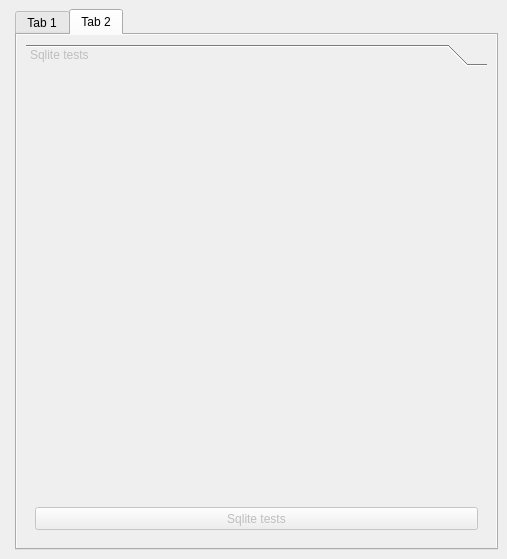
Before: the Qt Designer form hhnk_threedi_plugin/hhnk_toolbox_dockwidget_base.ui in threedi/hhnk-threedi-plugin, drawn with Qt 5.
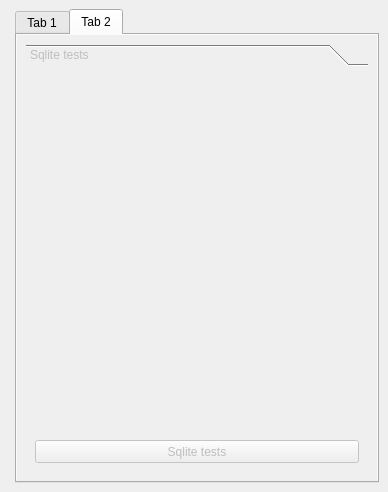
After: the same form once the commit is applied. The open tabs and pages were chosen to show the change. Custom widgets are drawn as their Qt base class.

What changed in the file:
```diff
--- a/hhnk_threedi_plugin/hhnk_toolbox_dockwidget_base.ui
+++ b/hhnk_threedi_plugin/hhnk_toolbox_dockwidget_base.ui
@@ -6,12 +6,12 @@
    <rect>
     <x>0</x>
     <y>0</y>
-    <width>507</width>
-    <height>559</height>
+    <width>388</width>
+    <height>492</height>
    </rect>
   </property>
   <property name="sizePolicy">
-   <sizepolicy hsizetype="Expanding" vsizetype="Preferred">
+   <sizepolicy hsizetype="Expanding" vsizetype="Expanding">
     <horstretch>0</horstretch>
     <verstretch>0</verstretch>
    </sizepolicy>
@@ -319,8 +319,8 @@
             <rect>
              <x>0</x>
              <y>0</y>
-             <width>257</width>
-             <height>412</height>
+             <width>459</width>
+             <height>381</height>
             </rect>
            </property>
            <attribute name="label">
```
